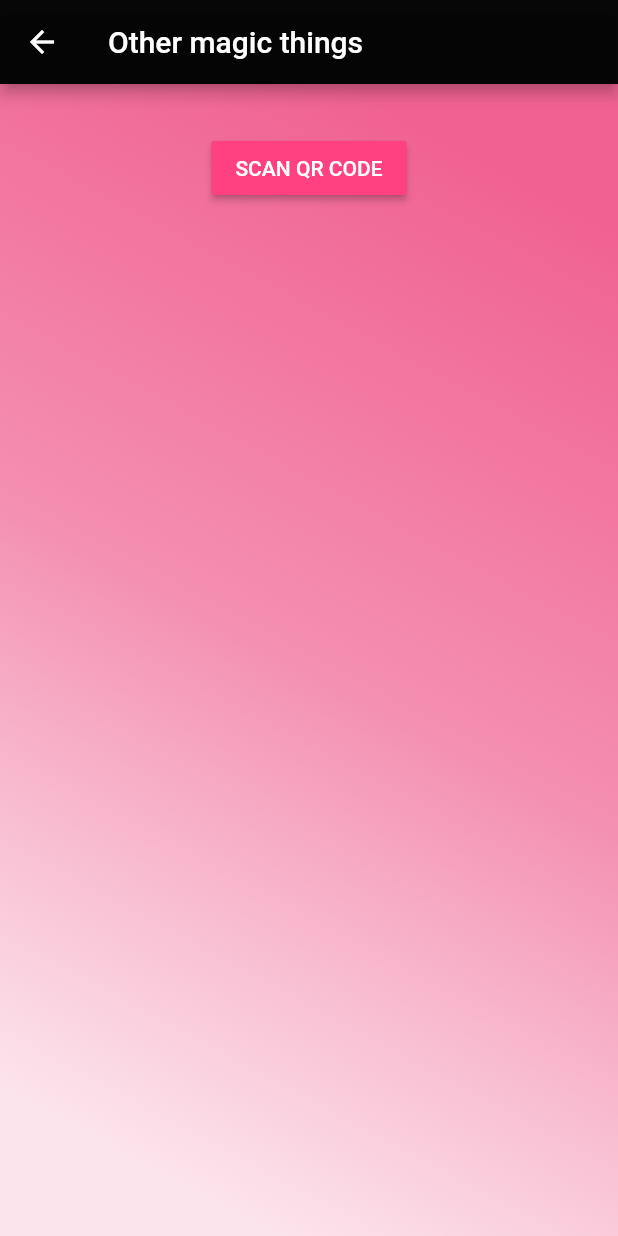
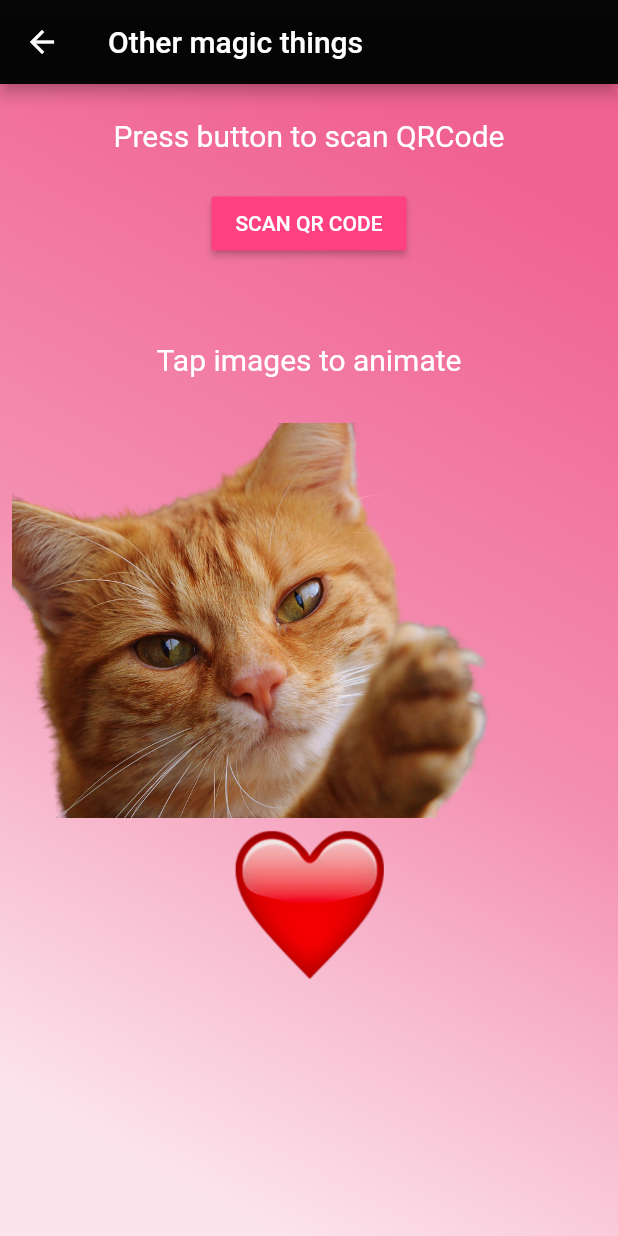
Before and after one commit to gcoro/Flutter-stuff, a Flutter app: the QrScanningPage screen opened directly, on a phone screen of 412 x 824 dp. Run offline on Flutter 3.47's test engine with Material 2 defaults, Android fonts, the phone set to English and light mode, and no system bars; drawn by our look-alikes of loading_overlay; our stand-ins replace firebase_messaging, shared_preferences, webview_flutter; missing offline and left inert: qrscan; accounts and stored records are empty; generated files the repository leaves out were written again.

Commit message:
[cat_app] add webview; add some simple animations

```diff
--- a/cat_app/lib/screens/qr_scanning_page.dart
+++ b/cat_app/lib/screens/qr_scanning_page.dart
@@ -1,4 +1,7 @@
 import 'package:cat_app/services/api_service.dart';
+import 'package:cat_app/widgets/bouncing_animation.dart';
+import 'package:cat_app/widgets/pulsing_animation.dart';
+import 'package:cat_app/widgets/sliding_animation.dart';
 import 'package:flutter/gestures.dart';
 import 'package:flutter/material.dart';
 import 'package:loading_overlay/loading_overlay.dart';
@@ -76,7 +79,6 @@ class _QrScanningPageState extends State<QrScanningPage> {
           child: Container(
               width: MediaQuery.of(context).size.width,
               height: MediaQuery.of(context).size.height,
-              padding: EdgeInsets.symmetric(vertical: 32.0),
               decoration: BoxDecoration(
                 // This would be a great opportunity to create a custom LinearGradient widget
                 // that could be shared throughout the app but I'll leave that to you.
@@ -96,6 +98,13 @@ class _QrScanningPageState extends State<QrScanningPage> {
                 children: <Widget>[
                   Align(
                       alignment: Alignment.center,
+                      child: Text(
+                        "\nPress button to scan QRCode\n",
+                        style: TextStyle(fontSize: 20.0),
+                        textAlign: TextAlign.center,
+                      )),
+                  Align(
+                      alignment: Alignment.center,
                       child: RaisedButton(
                         onPressed: () => _startScanning(),
                         child: Text('SCAN QR CODE'),
@@ -110,7 +119,7 @@ class _QrScanningPageState extends State<QrScanningPage> {
                           children: <Widget>[
                             _scanResult != null
                                 ? Text(
-                                    "THE QR CODE SAYS:\n\n",
+                                    "THE QR CODE SAYS:\n",
                                     style: TextStyle(fontSize: 20.0),
                                     textAlign: TextAlign.center,
                                   )
@@ -119,7 +128,7 @@ class _QrScanningPageState extends State<QrScanningPage> {
                                 ? _isURL(_scanResult)
                                     ? RichText(
                                         text: TextSpan(
-                                            text: _scanResult,
+                                            text: _scanResult + '\n',
                                             style: TextStyle(
                                                 fontSize: 20.0,
                                                 color: Colors.blue),
@@ -137,6 +146,16 @@ class _QrScanningPageState extends State<QrScanningPage> {
                           ],
                         )),
                   ),
+                  Align(
+                      alignment: Alignment.center,
+                      child: Text(
+                        "\nTap images to animate\n",
+                        style: TextStyle(fontSize: 20.0),
+                        textAlign: TextAlign.center,
+                      )),
+                  SlidingAnimation(),
+                  PulsingAnimation(),
+                  BouncingAnimation()
                 ],
               )),
           isLoading: _loading,
--- /dev/null
+++ b/cat_app/lib/widgets/bouncing_animation.dart
@@ -0,0 +1,60 @@
+import 'package:flutter/material.dart';
+
+class BouncingAnimation extends StatefulWidget {
+  @override
+  _BouncingAnimationState createState() => _BouncingAnimationState();
+}
+
+class _BouncingAnimationState extends State<BouncingAnimation>
+    with SingleTickerProviderStateMixin {
+  AnimationController _controller;
+  Animation<double> _myAnimation;
+
+  @override
+  void initState() {
+    super.initState();
+
+    _controller = AnimationController(
+      vsync: this,
+      duration: Duration(milliseconds: 1000),
+    );
+
+    _myAnimation = Tween(begin: 200.0, end: 120.0).animate(
+      CurvedAnimation(
+        parent: _controller,
+        curve: Interval(0.0, 1.0, curve: Curves.elasticIn),
+      ),
+    )..addStatusListener((AnimationStatus status) {
+        if (status == AnimationStatus.completed) {
+          _controller.repeat(reverse: true);
+        }
+      });
+  }
+
+  @override
+  void dispose() {
+    super.dispose();
+    //-disposing the animation controller-
+    _controller.dispose();
+  }
+
+  @override
+  Widget build(BuildContext context) {
+    return Center(
+        child: InkWell(
+      onTap: () => _controller.forward(),
+      child: AnimatedBuilder(
+          animation: _myAnimation,
+          builder: (ctx, ch) => Container(
+                width: MediaQuery.of(context).size.width,
+                height: 400,
+                margin: EdgeInsets.only(top: _myAnimation.value, bottom: 20),
+                decoration: BoxDecoration(
+                    image: new DecorationImage(
+                        image: new AssetImage(
+                  'assets/images/cat1.png',
+                ))),
+              )),
+    ));
+  }
+}
--- /dev/null
+++ b/cat_app/lib/widgets/pulsing_animation.dart
@@ -0,0 +1,55 @@
+import 'package:flutter/material.dart';
+
+class PulsingAnimation extends StatefulWidget {
+  @override
+  _PulsingAnimationState createState() => _PulsingAnimationState();
+}
+
+class _PulsingAnimationState extends State<PulsingAnimation>
+    with SingleTickerProviderStateMixin {
+  AnimationController _controller;
+  Animation<Size> _myAnimation;
+
+  @override
+  void initState() {
+    super.initState();
+
+    _controller = AnimationController(
+      vsync: this,
+      duration: Duration(milliseconds: 1000),
+    );
+    _myAnimation = Tween<Size>(begin: Size(100, 100), end: Size(120, 120))
+        .animate(CurvedAnimation(parent: _controller, curve: Curves.bounceIn));
+
+    _controller.addStatusListener((AnimationStatus status) {
+      if (status == AnimationStatus.completed) {
+        _controller.repeat();
+      }
+    });
+  }
+
+  @override
+  void dispose() {
+    super.dispose();
+    //-disposing the animation controller-
+    _controller.dispose();
+  }
+
+  @override
+  Widget build(BuildContext context) {
+    return Center(
+        child: InkWell(
+            onTap: () => _controller.forward(),
+            child: AnimatedBuilder(
+                animation: _myAnimation,
+                builder: (ctx, ch) => Container(
+                      width: _myAnimation.value.width,
+                      height: _myAnimation.value.height,
+                      decoration: BoxDecoration(
+                          image: new DecorationImage(
+                              image: new AssetImage(
+                        'assets/images/heart.png',
+                      ))),
+                    ))));
+  }
+}
--- /dev/null
+++ b/cat_app/lib/widgets/sliding_animation.dart
@@ -0,0 +1,45 @@
+import 'package:flutter/material.dart';
+
+class SlidingAnimation extends StatefulWidget {
+  @override
+  _SlidingAnimationState createState() => _SlidingAnimationState();
+}
+
+class _SlidingAnimationState extends State<SlidingAnimation>
+    with SingleTickerProviderStateMixin {
+  AnimationController _controller;
+  Animation<Offset> _myAnimation;
+
+  @override
+  void initState() {
+    super.initState();
+
+    _controller = AnimationController(
+      duration: const Duration(seconds: 2),
+      vsync: this,
+    );
+
+    _myAnimation = Tween<Offset>(
+      begin: Offset.zero,
+      end: const Offset(1.5, 0.0),
+    ).animate(CurvedAnimation(
+      parent: _controller,
+      curve: Curves.elasticIn,
+    ));
+  }
+
+  @override
+  Widget build(BuildContext context) {
+    return Center(
+        child: InkWell(
+      onTap: () => _controller.forward(),
+      child: SlideTransition(
+        position: _myAnimation,
+        child: const Padding(
+          padding: EdgeInsets.all(8.0),
+          child: Image(image: AssetImage('assets/images/cat2.png')),
+        ),
+      ),
+    ));
+  }
+}
--- a/cat_app/pubspec.yaml
+++ b/cat_app/pubspec.yaml
@@ -29,6 +29,7 @@ dependencies:
   firebase_messaging: ^6.0.16
   qrscan: ^0.2.17
   url_launcher: ^5.5.0
+  webview_flutter: ^0.3.22+1
 
   # The following adds the Cupertino Icons font to your application.
   # Use with the CupertinoIcons class for iOS style icons.
@@ -53,8 +54,8 @@ flutter:
   uses-material-design: true
 
   # To add assets to your application, add an assets section, like this:
-  # assets:
-  #   - images/a_dot_burr.jpeg
+  assets:
+    - assets/images/
   #   - images/a_dot_ham.jpeg
 
   # An image asset can refer to one or more resolution-specific "variants", see
```
Also changed, not shown: cat_app/lib/navigation/bottom_tab_navigation.dart (+6 -1 lines), cat_app/lib/screens/webview_page.dart (+35 -59 lines), cat_app/assets/images/cat1.png (added), cat_app/assets/images/cat2.png (added), cat_app/assets/images/heart.png (added), cat_app/pubspec.lock, 1 other file.
